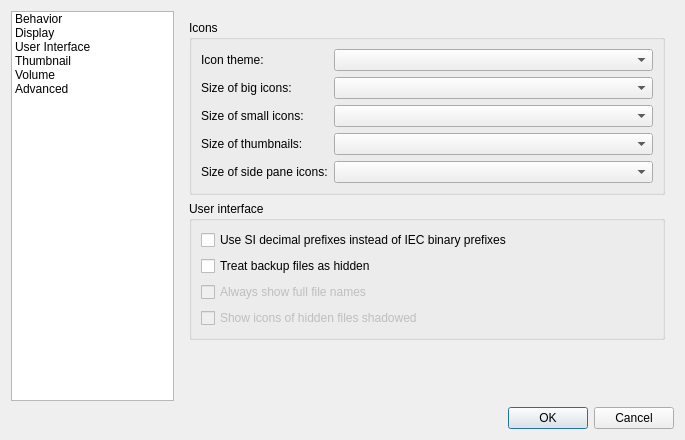
First picture: the form in pcmanfm/preferences.ui, repository lubuntu-team/pavucontrol-qt-packaging, before the edit.
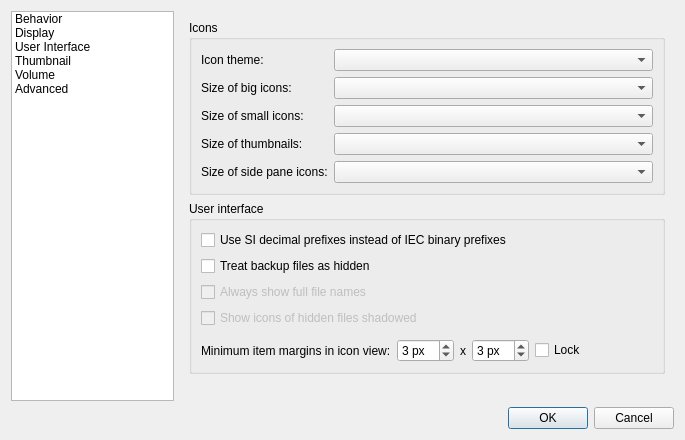
Second picture: the form after the edit. The open tabs and pages were chosen to show the change. Icons and pictures are not drawn.

```diff
--- a/pcmanfm/preferences.ui
+++ b/pcmanfm/preferences.ui
@@ -291,22 +291,22 @@
            <property name="title">
             <string>User interface</string>
            </property>
-           <layout class="QVBoxLayout" name="verticalLayout_8">
-            <item>
+           <layout class="QGridLayout" name="gridLayout">
+            <item row="0" column="0" colspan="6">
              <widget class="QCheckBox" name="siUnit">
               <property name="text">
                <string>Use SI decimal prefixes instead of IEC binary prefixes</string>
               </property>
              </widget>
             </item>
-            <item>
+            <item row="1" column="0" colspan="6">
              <widget class="QCheckBox" name="backupAsHidden">
               <property name="text">
                <string>Treat backup files as hidden</string>
               </property>
              </widget>
             </item>
-            <item>
+            <item row="2" column="0" colspan="6">
              <widget class="QCheckBox" name="showFullNames">
               <property name="enabled">
                <bool>false</bool>
@@ -316,7 +316,7 @@
               </property>
              </widget>
             </item>
-            <item>
+            <item row="3" column="0" colspan="6">
              <widget class="QCheckBox" name="shadowHidden">
               <property name="enabled">
                <bool>false</bool>
@@ -326,6 +326,89 @@
               </property>
              </widget>
             </item>
+            <item row="4" column="0">
+             <spacer name="verticalSpacer_7">
+              <property name="orientation">
+               <enum>Qt::Vertical</enum>
+              </property>
+              <property name="sizeType">
+               <enum>QSizePolicy::Fixed</enum>
+              </property>
+              <property name="sizeHint" stdset="0">
+               <size>
+                <width>20</width>
+                <height>5</height>
+               </size>
+              </property>
+             </spacer>
+            </item>
+            <item row="5" column="0">
+             <widget class="QLabel" name="label_15">
+              <property name="text">
+               <string>Minimum item margins in icon view:</string>
+              </property>
+             </widget>
+            </item>
+            <item row="5" column="1">
+             <widget class="QSpinBox" name="hMargin">
+              <property name="toolTip">
+               <string>3 px by default.</string>
+              </property>
+              <property name="suffix">
+               <string> px</string>
+              </property>
+              <property name="maximum">
+               <number>48</number>
+              </property>
+              <property name="value">
+               <number>3</number>
+              </property>
+             </widget>
+            </item>
+            <item row="5" column="2">
+             <widget class="QLabel" name="label_16">
+              <property name="text">
+               <string>x</string>
+              </property>
+             </widget>
+            </item>
+            <item row="5" column="3">
+             <widget class="QSpinBox" name="vMargin">
+              <property name="toolTip">
+               <string>3 px by default.
+A space is also reserved for 3 lines of text.</string>
+              </property>
+              <property name="suffix">
+               <string> px</string>
+              </property>
+              <property name="maximum">
+               <number>48</number>
+              </property>
+              <property name="value">
+               <number>3</number>
+              </property>
+             </widget>
+            </item>
+            <item row="5" column="4">
+             <widget class="QCheckBox" name="lockMargins">
+              <property name="text">
+               <string>Lock</string>
+              </property>
+             </widget>
+            </item>
+            <item row="5" column="5">
+             <spacer name="horizontalSpacer">
+              <property name="orientation">
+               <enum>Qt::Horizontal</enum>
+              </property>
+              <property name="sizeHint" stdset="0">
+               <size>
+                <width>20</width>
+                <height>5</height>
+               </size>
+              </property>
+             </spacer>
+            </item>
            </layout>
           </widget>
          </item>
@@ -363,47 +446,58 @@
              </widget>
             </item>
             <item row="1" column="0" colspan="2">
+             <widget class="QCheckBox" name="fullWidthTabbar">
+              <property name="toolTip">
+               <string>If unchecked, the tab bar will be positioned only
+above the folder-view and not above the left pane.</string>
+              </property>
+              <property name="text">
+               <string>Fullwidth tab bar</string>
+              </property>
+             </widget>
+            </item>
+            <item row="2" column="0" colspan="2">
              <widget class="QCheckBox" name="showTabClose">
               <property name="text">
                <string>Show 'Close' buttons on tabs	</string>
               </property>
              </widget>
             </item>
-            <item row="2" column="0" colspan="2">
+            <item row="3" column="0" colspan="2">
              <widget class="QCheckBox" name="rememberWindowSize">
               <property name="text">
                <string>Remember the size of the last closed window</string>
               </property>
              </widget>
             </item>
-            <item row="3" column="0">
+            <item row="4" column="0">
              <widget class="QLabel" name="label_12">
               <property name="text">
                <string>Default width of new windows:</string>
               </property>
              </widget>
             </item>
-            <item row="4" column="0">
+            <item row="4" column="1">
+             <widget class="QSpinBox" name="fixedWindowWidth">
+              <property name="maximum">
+               <number>32768</number>
+              </property>
+             </widget>
+            </item>
+            <item row="5" column="0">
              <widget class="QLabel" name="label_13">
               <property name="text">
                <string>Default height of new windows:</string>
               </property>
              </widget>
             </item>
-            <item row="4" column="1">
+            <item row="5" column="1">
              <widget class="QSpinBox" name="fixedWindowHeight">
               <property name="maximum">
                <number>32768</number>
               </property>
              </widget>
             </item>
-            <item row="3" column="1">
-             <widget class="QSpinBox" name="fixedWindowWidth">
-              <property name="maximum">
-               <number>32768</number>
-              </property>
-             </widget>
-            </item>
            </layout>
           </widget>
          </item>
```
